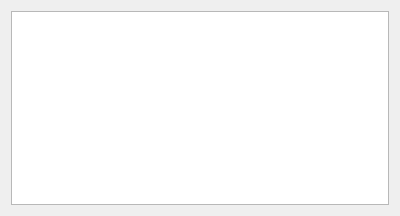
Old version of the form form/deviceviewdialog.ui in the repository ekaradon-Alexander/Formation-Reconfiguration-HIL-Client.
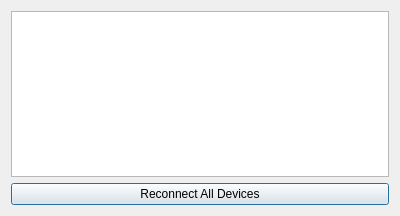
New version of the form.

Diff of the .ui file:
```diff
--- a/form/deviceviewdialog.ui
+++ b/form/deviceviewdialog.ui
@@ -17,6 +17,13 @@
    <item row="0" column="0">
     <widget class="QTableWidget" name="viewTableWidget"/>
    </item>
+   <item row="1" column="0">
+    <widget class="QPushButton" name="reconnectPushButton">
+     <property name="text">
+      <string>Reconnect All Devices</string>
+     </property>
+    </widget>
+   </item>
   </layout>
  </widget>
  <resources/>
```
Left out of the diff: 3 changed lines with no effect on the pictures.
